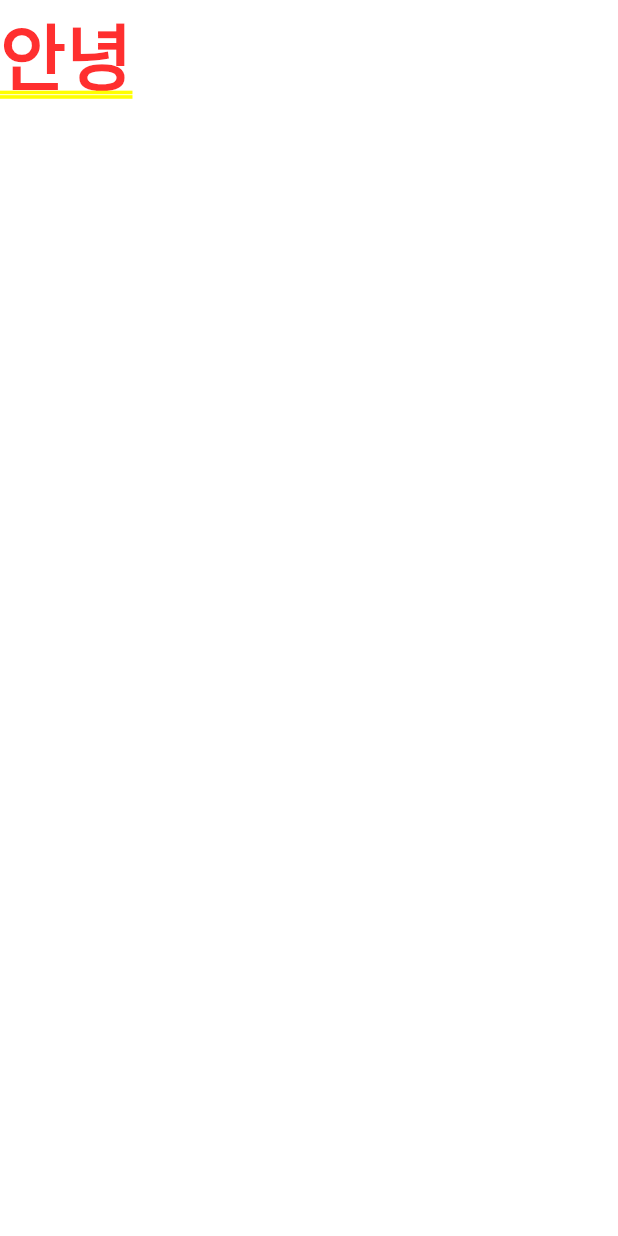
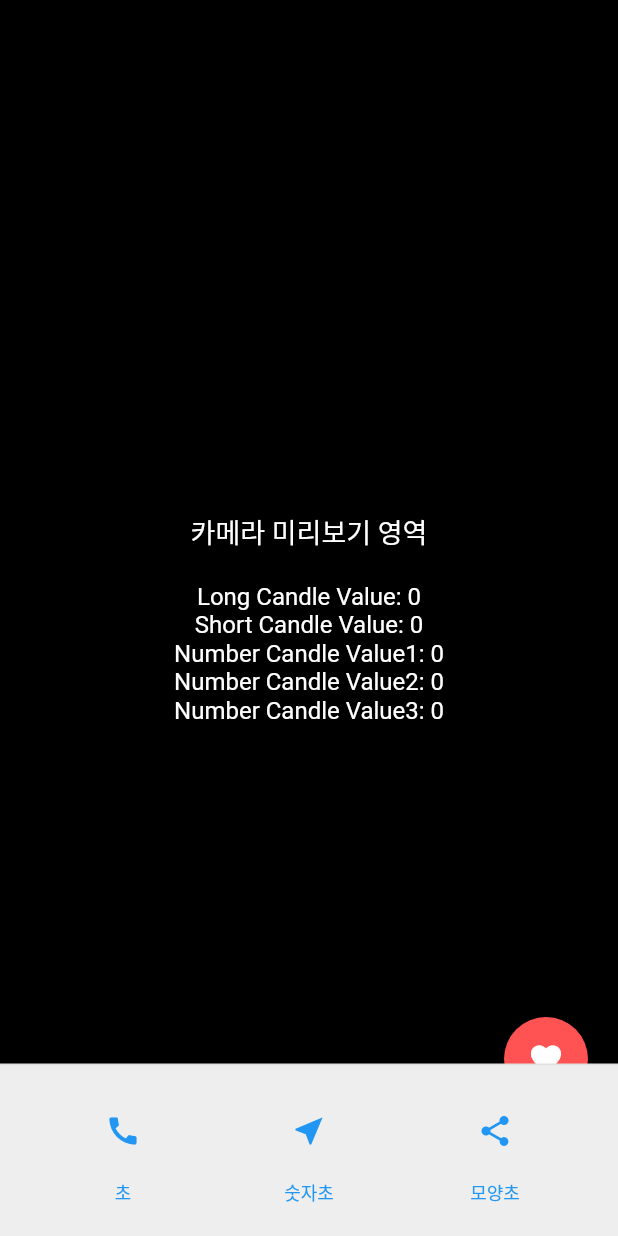
Before and after one commit to DianaPaik/candle_light, a Flutter app: the screen it shows after launch, on a phone screen of 412 x 824 dp. Run offline on Flutter 3.47's test engine with Material 2 defaults, Android fonts, the phone set to English and light mode, and no system bars.

Commit message:
bottom navigation bar 컴포넌트 생성

```diff
--- a/analysis_options.yaml
+++ b/analysis_options.yaml
@@ -28,6 +28,7 @@ linter:
     prefer_const_constructors_in_immutables: false
     prefer_const_constructors: false
     avoid_print: false
+    prefer_const_literals_to_create_immutables: false
 
 # Additional information about this file can be found at
 # https://dart.dev/guides/language/analysis-options
--- a/lib/main.dart
+++ b/lib/main.dart
@@ -1,4 +1,5 @@
 import 'package:flutter/material.dart';
+import 'screens/home_screen.dart';
 
 void main() {
   runApp(const MyApp());
@@ -9,12 +10,8 @@ class MyApp extends StatelessWidget {
 
   @override
   Widget build(BuildContext context) {
-//    return const Placeholder();
-
-    return MaterialApp(
-        home: Text('안녕')
-
+    return const MaterialApp(
+      home: HomeScreen(),
     );
-
   }
 }
--- /dev/null
+++ b/lib/screens/home_screen.dart
@@ -0,0 +1,169 @@
+import 'package:flutter/material.dart';
+import '../widgets/default_bottom_bar.dart';
+import '../widgets/custom_spinner_bar.dart';
+
+class HomeScreen extends StatefulWidget {
+  const HomeScreen({super.key});
+
+  @override
+  _HomeScreenState createState() => _HomeScreenState();
+}
+
+class _HomeScreenState extends State<HomeScreen> {
+  bool isNavigationHidden = false; // 네비게이션 바 숨김 상태
+  String currentType = 'default'; // 현재 네비게이션 타입 ('default', 'number', 'shape')
+
+  int spinnerLongCandleValue = 0; // Long Candle 값 저장
+  int spinnerShortCandleValue = 0; // Short Candle 값 저장
+
+  int numberCandleValue1 = 0;
+  int numberCandleValue2 = 0;
+  int numberCandleValue3 = 0;
+
+  @override
+  Widget build(BuildContext context) {
+    return Scaffold(
+      body: Stack(
+        children: [
+          // 카메라 화면 (추후 내장 카메라 연동)
+          GestureDetector(
+            onTap: () {
+              // 화면 클릭 시 네비게이션과 버튼 활성화
+              if (isNavigationHidden) {
+                setState(() {
+                  isNavigationHidden = false;
+                });
+              }
+            },
+            child: Container(
+              color: Colors.black, // 카메라 화면 대체용
+              alignment: Alignment.center,
+              child: Column(
+                mainAxisAlignment: MainAxisAlignment.center,
+                children: [
+                  const Text(
+                    '카메라 미리보기 영역',
+                    style: TextStyle(color: Colors.white, fontSize: 18),
+                  ),
+                  const SizedBox(height: 20),
+                  // Spinner 값 출력
+                  Text(
+                    'Long Candle Value: $spinnerLongCandleValue',
+                    style: const TextStyle(color: Colors.white, fontSize: 16),
+                  ),
+                  Text(
+                    'Short Candle Value: $spinnerShortCandleValue',
+                    style: const TextStyle(color: Colors.white, fontSize: 16),
+                  ),
+                  Text(
+                    'Number Candle Value1: $numberCandleValue1',
+                    style: const TextStyle(color: Colors.white, fontSize: 16),
+                  ),
+                  Text(
+                    'Number Candle Value2: $numberCandleValue2',
+                    style: const TextStyle(color: Colors.white, fontSize: 16),
+                  ),
+                  Text(
+                    'Number Candle Value3: $numberCandleValue3',
+                    style: const TextStyle(color: Colors.white, fontSize: 16),
+                  ),
+                ],
+              ),
+            ),
+          ),
+
+          // 하트 버튼
+          if (!isNavigationHidden)
+            Positioned(
+              right: 20,
+              bottom: 90, // 네비게이션 바로 위에 위치
+              child: FloatingActionButton(
+                onPressed: () {
+                  setState(() {
+                    isNavigationHidden = true; // 네비게이션 바 숨기기
+                  });
+                },
+                backgroundColor: Colors.redAccent,
+                child: const Icon(Icons.favorite),
+              ),
+            ),
+
+          // 네비게이션 바
+          if (!isNavigationHidden)
+            Positioned(
+              bottom: 0,
+              left: 0,
+              right: 0,
+              child: Stack(
+                children: [
+                  if (currentType == 'default')
+                    AnimatedSlide(
+                      offset: const Offset(0, 0),
+                      duration: const Duration(milliseconds: 200),
+                      child: DefaultBottomBar(
+                        onSwitch: (type) {
+                          _switchToCustom(type); // 네비게이션 전환
+                        },
+                      ),
+                    ),
+                  if (currentType == 'number')
+                    AnimatedSlide(
+                      offset: const Offset(0, 0),
+                      duration: const Duration(milliseconds: 200),
+                      child: CustomSpinnerBar(
+                        onSwitch: _switchToDefault, // 네비게이션 전환
+                        onSpinnerLongCandleChanged: (value) {
+                          setState(() {
+                            spinnerLongCandleValue = value; // Long Candle 값 업데이트
+                          });
+                        },
+                        onSpinnerShortCandleChanged: (value) {
+                          setState(() {
+                            spinnerShortCandleValue = value; // Long Candle 값 업데이트
+                          });
+                        },
+                        onNumberCandleValue1Changed: (value) {
+                          setState(() {
+                            numberCandleValue1 = value; // Long Candle 값 업데이트
+                          });
+                        },
+                        onNumberCandleValue2Changed: (value) {
+                          setState(() {
+                            numberCandleValue2 = value; // Short Candle 값 업데이트
+                          });
+                        },
+                        onNumberCandleValue3Changed: (value) {
+                          setState(() {
+                            numberCandleValue3 = value; // Short Candle 값 업데이트
+                          });
+                        },
+
+                        spinnerLongCandleValue: spinnerLongCandleValue,
+                        spinnerShortCandleValue: spinnerShortCandleValue,
+                        numberCandleValue1: numberCandleValue1, // 초기값 전달
+                        numberCandleValue2: numberCandleValue2,
+                        numberCandleValue3: numberCandleValue3,// 초기값 전
+
+                        type: currentType, // CustomSpinnerBar에 타입 전달
+                      ),
+                    ),
+                ],
+              ),
+            ),
+        ],
+      ),
+    );
+  }
+
+  Future<void> _switchToCustom(String type) async {
+    setState(() {
+      currentType = type; // 선택된 타입으로 변경
+    });
+  }
+
+  Future<void> _switchToDefault() async {
+    setState(() {
+      currentType = 'default'; // 기본 네비게이션으로 복귀
+    });
+  }
+}
--- /dev/null
+++ b/lib/widgets/custom_spinner_bar.dart
@@ -0,0 +1,168 @@
+import 'package:flutter/material.dart';
+
+class CustomSpinnerBar extends StatefulWidget {
+  final VoidCallback onSwitch;
+  final ValueChanged<int> onSpinnerLongCandleChanged; // Long Candle 값 전달 콜백
+  final ValueChanged<int> onSpinnerShortCandleChanged; // Short Candle 값 전달 콜백
+
+  final ValueChanged<int> onNumberCandleValue1Changed;
+
+  final ValueChanged<int> onNumberCandleValue2Changed;
+  final ValueChanged<int> onNumberCandleValue3Changed;
+  final int spinnerLongCandleValue; // 초기값
+  final int spinnerShortCandleValue; // 초기값
+
+  final int numberCandleValue1;
+  final int numberCandleValue2;
+  final int numberCandleValue3;
+
+  final String type; // UI 타입 ('default', 'number', 'shape')
+
+  const CustomSpinnerBar({
+    super.key,
+    required this.onSwitch,
+    required this.onSpinnerLongCandleChanged,
+    required this.onSpinnerShortCandleChanged,
+    required this.onNumberCandleValue1Changed,
+    required this.onNumberCandleValue2Changed,
+    required this.onNumberCandleValue3Changed,
+    required this.spinnerLongCandleValue,
+    required this.spinnerShortCandleValue,
+    required this.numberCandleValue1,
+    required this.numberCandleValue2,
+    required this.numberCandleValue3,
+    required this.type,
+  });
+
+  @override
+  _CustomSpinnerBarState createState() => _CustomSpinnerBarState();
+}
+
+class _CustomSpinnerBarState extends State<CustomSpinnerBar> {
+  late int spinnerLongCandleValue;
+  late int spinnerShortCandleValue;
+
+  late int numberCandleValue1;
+  late int numberCandleValue2;
+  late int numberCandleValue3;
+
+  @override
+  void initState() {
+    super.initState();
+    spinnerLongCandleValue = widget.spinnerLongCandleValue; // 초기값 설정
+    spinnerShortCandleValue = widget.spinnerShortCandleValue; // 초기값 설정
+    numberCandleValue1 = widget.numberCandleValue1; // 초기값 설정
+    numberCandleValue2 = widget.numberCandleValue2; // 초기값 설정
+    numberCandleValue3 = widget.numberCandleValue3; // 초기값 설정
+  }
+
+  @override
+  Widget build(BuildContext context) {
+    return Container(
+      key: const ValueKey('CustomSpinnerBar'),
+      padding: const EdgeInsets.all(20),
+      decoration: BoxDecoration(
+        color: Colors.grey[300],
+        border: Border(top: BorderSide(color: Colors.grey.shade300, width: 1)),
+      ),
+      child: Column(
+        mainAxisSize: MainAxisSize.min,
+        children: [
+          const SizedBox(height: 10),
+          Row(
+            mainAxisAlignment: MainAxisAlignment.spaceAround,
+            children: [
+              IconButton(
+                icon: const Icon(Icons.expand_more, color: Colors.black), // 화살표 아이콘
+                onPressed: widget.onSwitch, // Back 기능
+              ),
+            ],
+          ),
+          const SizedBox(height: 20),
+          if (widget.type == 'default') _buildDefaultUI(), // 기본 UI
+          if (widget.type == 'number') _buildThreeBoxUI(), // 세 개 박스 UI
+        ],
+      ),
+    );
+  }
+
+  // 기본 UI
+  Widget _buildDefaultUI() {
+    return Row(
+      mainAxisAlignment: MainAxisAlignment.spaceAround,
+      children: [
+        _buildNumberSpinner('Long Candle', spinnerLongCandleValue, (value) {
+          setState(() {
+            spinnerLongCandleValue = value;
+            widget.onSpinnerLongCandleChanged(value); // Long Candle 값 부모에 전달
+          });
+        }),
+        _buildNumberSpinner('Short Candle', spinnerShortCandleValue, (value) {
+          setState(() {
+            spinnerShortCandleValue = value;
+            widget.onSpinnerShortCandleChanged(value); // Short Candle 값 부모에 전달
+          });
+        }),
+      ],
+    );
+  }
+
+  // 세 개 박스 UI
+  Widget _buildThreeBoxUI() {
+    return Row(
+      mainAxisAlignment: MainAxisAlignment.spaceAround,
+      children: [
+        _buildNumberSpinner('Box 1', numberCandleValue1, (value) {
+          setState(() {
+            numberCandleValue1 = value;
+            widget.onNumberCandleValue1Changed(value); // Long Candle 값 부모에 전달
+          });
+        }),
+        _buildNumberSpinner('Box 2', numberCandleValue2, (value) {
+          setState(() {
+            numberCandleValue2 = value;
+            widget.onNumberCandleValue2Changed(value); // Short Candle 값 부모에 전달
+          });
+        }),
+        _buildNumberSpinner('Box 3', numberCandleValue3, (value) {
+          setState(() {
+            numberCandleValue3 = value; // 세 번째 박스 값 업데이트
+            widget.onNumberCandleValue3Changed(value);
+          });
+        }),
+      ],
+    );
+  }
+
+  Widget _buildNumberSpinner(String label, int currentValue, ValueChanged<int> onChanged) {
+    return Column(
+      children: [
+        Text(label),
+        Row(
+          children: [
+            IconButton(
+              icon: const Icon(Icons.remove),
+              onPressed: () {
+                if (currentValue > 0) {
+                  onChanged(currentValue - 1);
+                }
+              },
+            ),
+            Text(
+              '$currentValue',
+              style: const TextStyle(fontSize: 18),
+            ),
+            IconButton(
+              icon: const Icon(Icons.add),
+              onPressed: () {
+                if (currentValue < 9) {
+                  onChanged(currentValue + 1);
+                }
+              },
+            ),
+          ],
+        ),
+      ],
+    );
+  }
+}
--- /dev/null
+++ b/lib/widgets/default_bottom_bar.dart
@@ -0,0 +1,51 @@
+import 'package:flutter/material.dart';
+
+class DefaultBottomBar extends StatelessWidget {
+  final ValueChanged<String> onSwitch; // String 타입 전달 콜백
+
+  const DefaultBottomBar({super.key, required this.onSwitch});
+
+  @override
+  Widget build(BuildContext context) {
+    final Color color = Theme.of(context).primaryColor;
+
+    return Container(
+      key: const ValueKey('DefaultBottomBar'),
+      padding: const EdgeInsets.all(20),
+      decoration: BoxDecoration(
+        color: Colors.grey[200],
+        border: Border(top: BorderSide(color: Colors.grey.shade300, width: 1)),
+      ),
+      child: Row(
+        mainAxisAlignment: MainAxisAlignment.spaceAround,
+        children: [
+          _buildButtonColumn(color, Icons.call, '초', () => onSwitch('default')), // 기본 UI
+          _buildButtonColumn(color, Icons.near_me, '숫자초', () => onSwitch('number')), // 숫자 UI
+          _buildButtonColumn(color, Icons.share, '모양초', () => onSwitch('shape')), // 모양 UI
+        ],
+      ),
+    );
+  }
+
+  Column _buildButtonColumn(Color color, IconData icon, String label, VoidCallback onPressed) {
+    return Column(
+      mainAxisSize: MainAxisSize.min,
+      mainAxisAlignment: MainAxisAlignment.center,
+      children: [
+        IconButton(
+          icon: Icon(icon, color: color),
+          onPressed: onPressed,
+        ),
+        const SizedBox(height: 8),
+        Text(
+          label,
+          style: TextStyle(
+            fontSize: 12,
+            fontWeight: FontWeight.w400,
+            color: color,
+          ),
+        ),
+      ],
+    );
+  }
+}
--- a/pubspec.yaml
+++ b/pubspec.yaml
@@ -53,6 +53,8 @@ dev_dependencies:
 
 # The following section is specific to Flutter packages.
 flutter:
+  assets:
+    - assets/
 
   # The following line ensures that the Material Icons font is
   # included with your application, so that you can use the icons in
```
Also changed, not shown: assets/camera_img.jpg (added), assets/candle_test.jpg (added), 1 other file.
